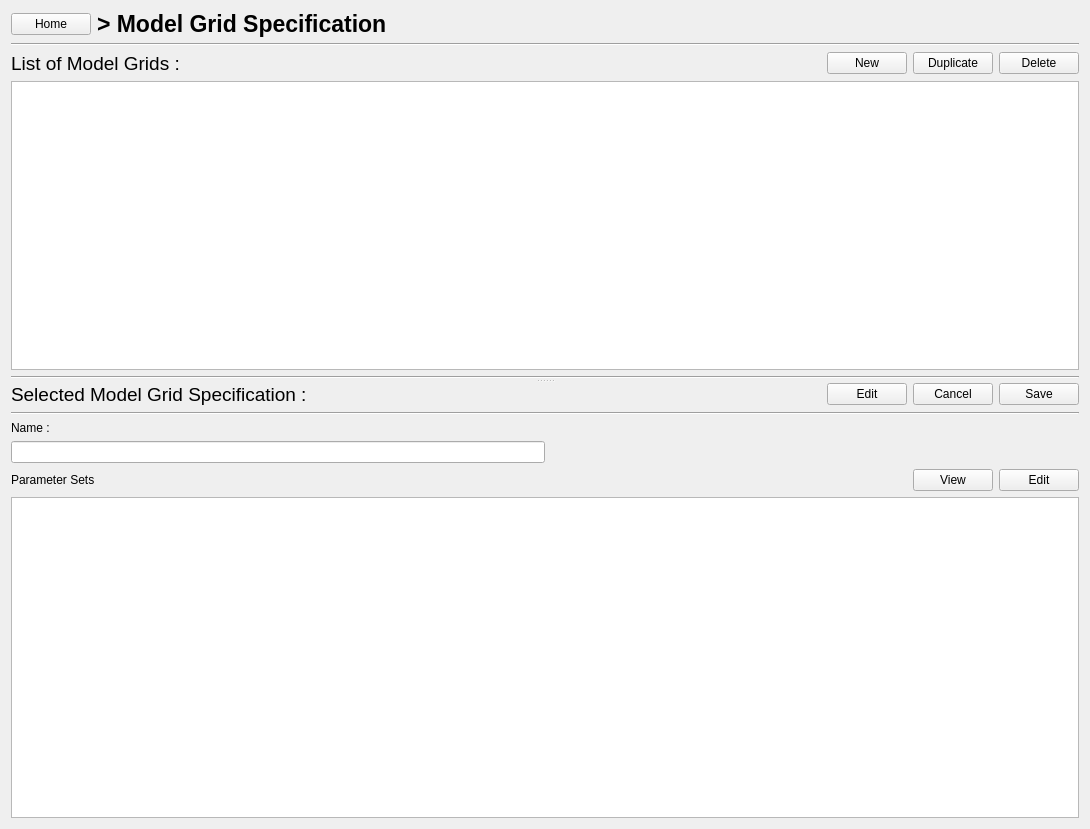
Qt form PhzQtUI/auxdir/PhzQtUI/FormModelSet.ui (astrorama/Phosphoros) before a commit.
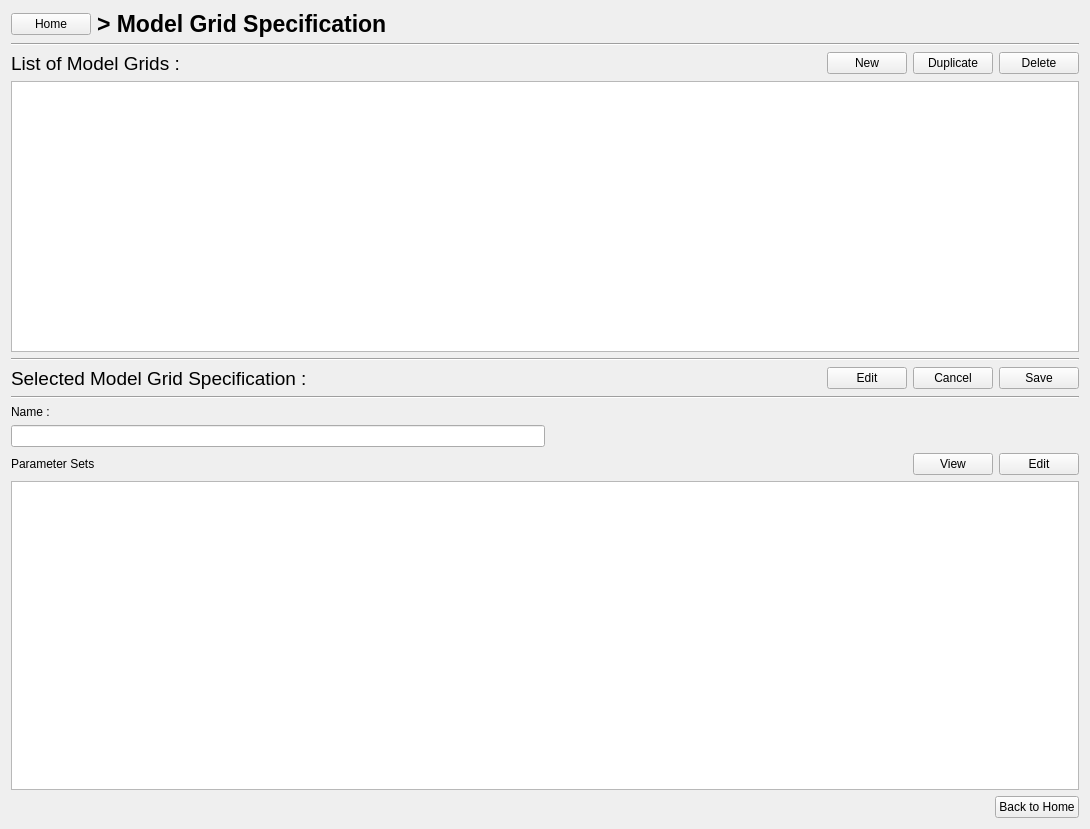
The same form after that commit. Custom widgets are drawn as their Qt base class.

```diff
--- a/PhzQtUI/auxdir/PhzQtUI/FormModelSet.ui
+++ b/PhzQtUI/auxdir/PhzQtUI/FormModelSet.ui
@@ -13,7 +13,7 @@
   <property name="windowTitle">
    <string>Form</string>
   </property>
-  <layout class="QVBoxLayout" name="verticalLayout_3">
+  <layout class="QVBoxLayout" name="verticalLayout_2">
    <item>
     <layout class="QHBoxLayout" name="horizontalLayout_2">
      <item>
@@ -60,11 +60,6 @@
     </widget>
    </item>
    <item>
-    <widget class="QSplitter" name="splitter">
-     <property name="orientation">
-      <enum>Qt::Vertical</enum>
-     </property>
-     <widget class="QWidget" name="verticalLayoutWidget">
       <layout class="QVBoxLayout" name="verticalLayout">
        <item>
         <layout class="QHBoxLayout" name="horizontalLayout_3">
@@ -152,9 +147,7 @@
         </widget>
        </item>
       </layout>
-     </widget>
-     <widget class="QWidget" name="verticalLayoutWidget_2">
-      <layout class="QVBoxLayout" name="verticalLayout_2">
+   </item>
        <item>
         <layout class="QHBoxLayout" name="horizontalLayout_4">
          <item>
@@ -306,9 +299,29 @@
          </attribute>
         </widget>
        </item>
-      </layout>
-     </widget>
-    </widget>
+   <item>
+    <layout class="QHBoxLayout" name="horizontalLayout_7">
+     <item>
+      <spacer name="horizontalSpacer">
+       <property name="orientation">
+        <enum>Qt::Horizontal</enum>
+       </property>
+       <property name="sizeHint" stdset="0">
+        <size>
+         <width>1069</width>
+         <height>20</height>
+        </size>
+       </property>
+      </spacer>
+     </item>
+     <item>
+      <widget class="QPushButton" name="btn_backHome">
+       <property name="text">
+        <string>Back to Home</string>
+       </property>
+      </widget>
+     </item>
+    </layout>
    </item>
   </layout>
  </widget>
```
Lines whose indentation alone changed are shown as unchanged.
